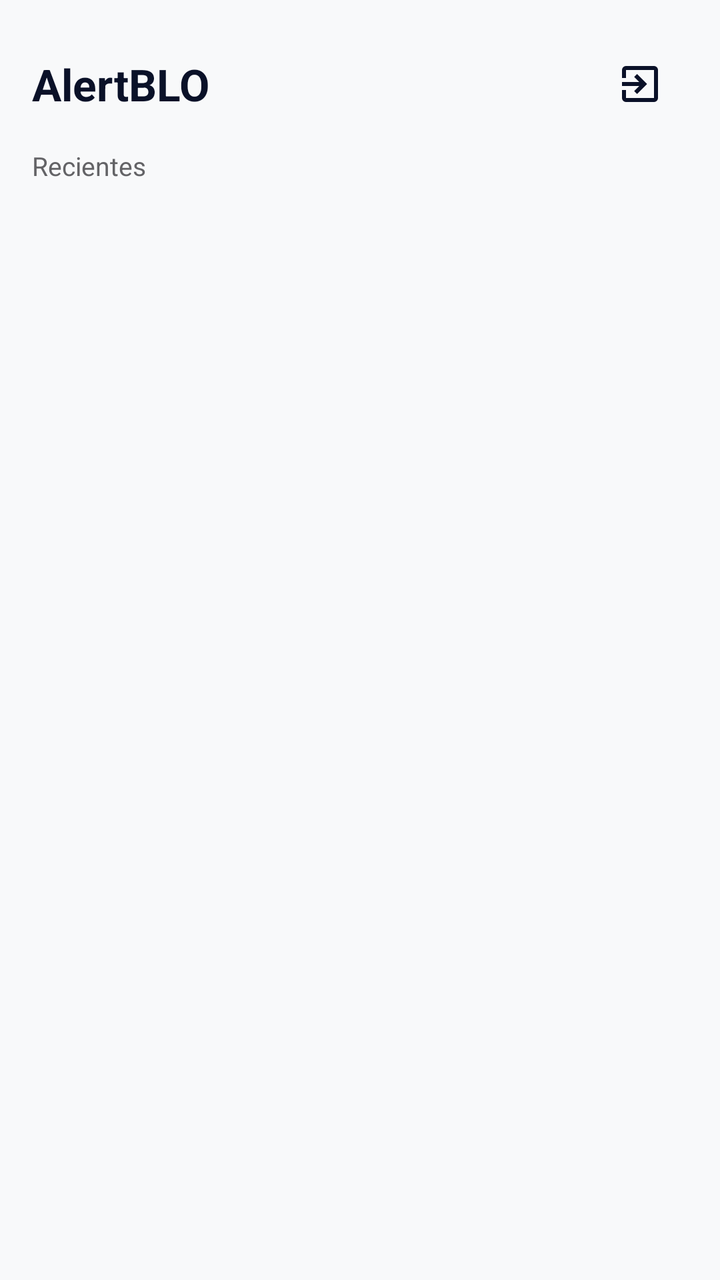
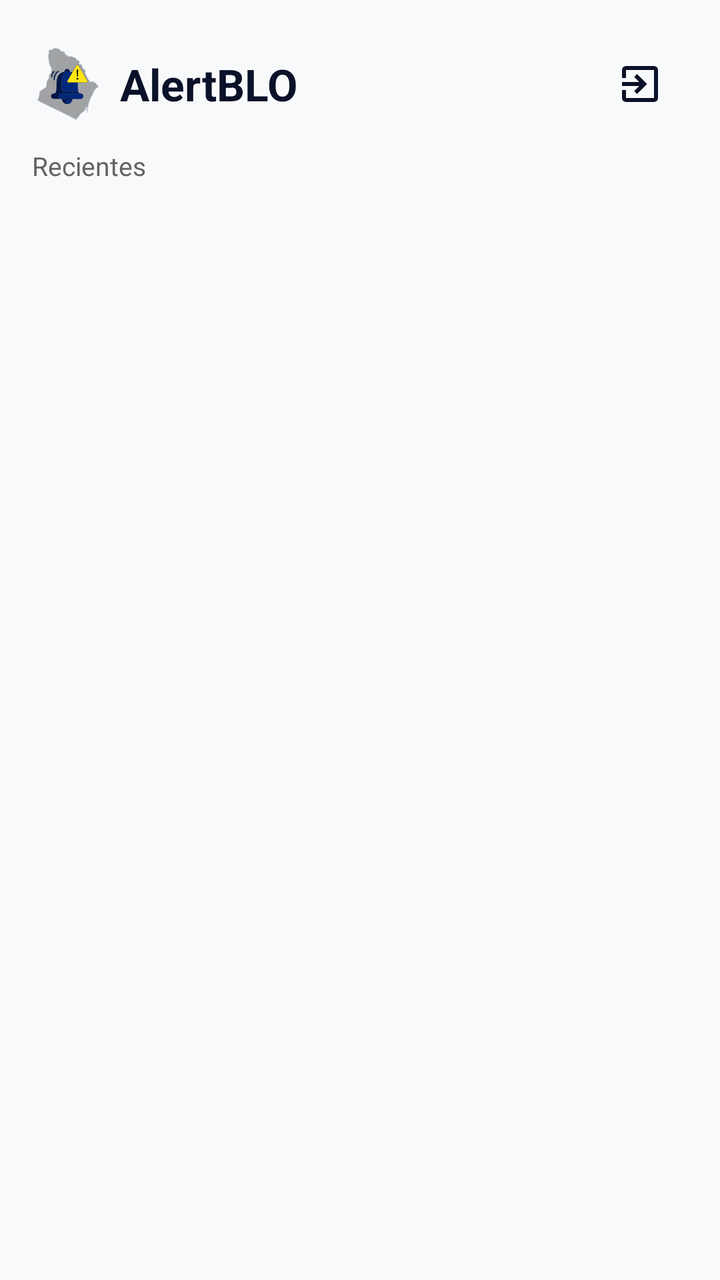

An Android layout rendered at two revisions. The XML below is the earlier revision; the diff shows what the commit changed to produce the second picture.
<!-- AndroidManifest.xml: application theme Theme.AlertBLO -->
<!-- res/layout/fragment_home.xml -->
<?xml version="1.0" encoding="utf-8"?>
<LinearLayout xmlns:android="http://schemas.android.com/apk/res/android"
    xmlns:app="http://schemas.android.com/apk/res-auto"
    android:layout_width="match_parent"
    android:layout_height="match_parent"
    android:orientation="vertical"
    android:paddingStart="16dp"
    android:paddingEnd="16dp"
    android:paddingTop="14dp"
    android:background="@color/fondo">

    <RelativeLayout
        android:layout_width="match_parent"
        android:layout_height="wrap_content"
        android:paddingBottom="8dp" >

        <TextView
            android:id="@+id/txtAppName"
            android:layout_width="wrap_content"
            android:layout_height="wrap_content"
            android:layout_centerVertical="true"
            android:layout_toStartOf="@id/btn_salir"
            android:layout_alignParentStart="true"
            android:layout_marginEnd="8dp"
            android:gravity="start"
            android:maxLines="1"
            android:ellipsize="end"
            android:text="@string/txt_alert_blo"
            android:textSize="22sp"
            android:textStyle="bold"
            android:textColor="@color/texto_principal" />

        <ImageButton
            android:id="@+id/btn_salir"
            android:layout_width="48dp"
            android:layout_height="48dp"
            android:layout_alignParentEnd="true"
            android:layout_centerVertical="true"
            android:background="?attr/selectableItemBackgroundBorderless"
            android:contentDescription="@string/txt_salir"
            android:src="@drawable/ic_salir"
            app:tint="@color/texto_principal" />

    </RelativeLayout>

    <TextView
        android:id="@+id/alertas_recientes"
        android:layout_width="match_parent"
        android:layout_height="wrap_content"
        android:paddingTop="4dp"
        android:paddingBottom="12dp"
        android:textSize="13sp"
        android:text="@string/txt_alertas_recientes"
        android:textColor="@color/texto_secundario"/>

    <FrameLayout
        android:id="@+id/contenedor_lista_home"
        android:layout_width="match_parent"
        android:layout_height="0dp"
        android:layout_weight="1" />

</LinearLayout>
<!-- resources referenced by this layout -->
<resources>
  <color name="fondo">#F8F9FA</color>
  <color name="texto_principal">#0A1128</color>
  <color name="texto_secundario">#636366</color>
  <!-- drawable ic_salir (drawable) -->
  <vector xmlns:android="http://schemas.android.com/apk/res/android" android:autoMirrored="true" android:height="24dp" android:tint="#000000" android:viewportHeight="960" android:viewportWidth="960" android:width="24dp">
        
      <path android:fillColor="@android:color/white" android:pathData="M200,840Q167,840 143.5,816.5Q120,793 120,760L120,600L200,600L200,760Q200,760 200,760Q200,760 200,760L760,760Q760,760 760,760Q760,760 760,760L760,200Q760,200 760,200Q760,200 760,200L200,200Q200,200 200,200Q200,200 200,200L200,360L120,360L120,200Q120,167 143.5,143.5Q167,120 200,120L760,120Q793,120 816.5,143.5Q840,167 840,200L840,760Q840,793 816.5,816.5Q793,840 760,840L200,840ZM420,680L364,622L466,520L120,520L120,440L466,440L364,338L420,280L620,480L420,680Z"/>
      
  </vector>
  <string name="txt_alert_blo" translatable="false">AlertBLO</string>
  <string name="txt_alertas_recientes">Recientes</string>
  <string name="txt_salir">Salir</string>
  <style name="Theme.AlertBLO" parent="Base.Theme.AlertBLO" />
  <style name="Base.Theme.AlertBLO" parent="Theme.Material3.DayNight.NoActionBar">
          
          
      </style>
</resources>

<!-- the commit's change to res/layout/fragment_home.xml (unified diff, before → after) -->
@@ -14,13 +14,24 @@
         android:layout_height="wrap_content"
         android:paddingBottom="8dp" >
 
+        <ImageView
+            android:id="@+id/logoApp"
+            android:layout_width="36dp"
+            android:layout_height="36dp"
+            android:layout_alignParentStart="true"
+            android:layout_centerVertical="true"
+            android:src="@drawable/ic_vect_logo_app_user"
+            android:scaleType="fitCenter"
+            android:contentDescription="@null"
+            android:layout_marginEnd="8dp" />
+
         <TextView
             android:id="@+id/txtAppName"
             android:layout_width="wrap_content"
             android:layout_height="wrap_content"
             android:layout_centerVertical="true"
             android:layout_toStartOf="@id/btn_salir"
-            android:layout_alignParentStart="true"
+            android:layout_toEndOf="@id/logoApp"
             android:layout_marginEnd="8dp"
             android:gravity="start"
             android:maxLines="1"
<!-- resource entries referenced after the edit -->
@@ -9,6 +9,7 @@
       <path android:fillColor="@android:color/white" android:pathData="M200,840Q167,840 143.5,816.5Q120,793 120,760L120,600L200,600L200,760Q200,760 200,760Q200,760 200,760L760,760Q760,760 760,760Q760,760 760,760L760,200Q760,200 760,200Q760,200 760,200L200,200Q200,200 200,200Q200,200 200,200L200,360L120,360L120,200Q120,167 143.5,143.5Q167,120 200,120L760,120Q793,120 816.5,143.5Q840,167 840,200L840,760Q840,793 816.5,816.5Q793,840 760,840L200,840ZM420,680L364,622L466,520L120,520L120,440L466,440L364,338L420,280L620,480L420,680Z"/>
       
   </vector>
+  <!-- drawable ic_vect_logo_app_user: vector/xml drawable (drawable, 10582 chars, omitted) -->
   <string name="txt_alert_blo" translatable="false">AlertBLO</string>
   <string name="txt_alertas_recientes">Recientes</string>
   <string name="txt_salir">Salir</string>
